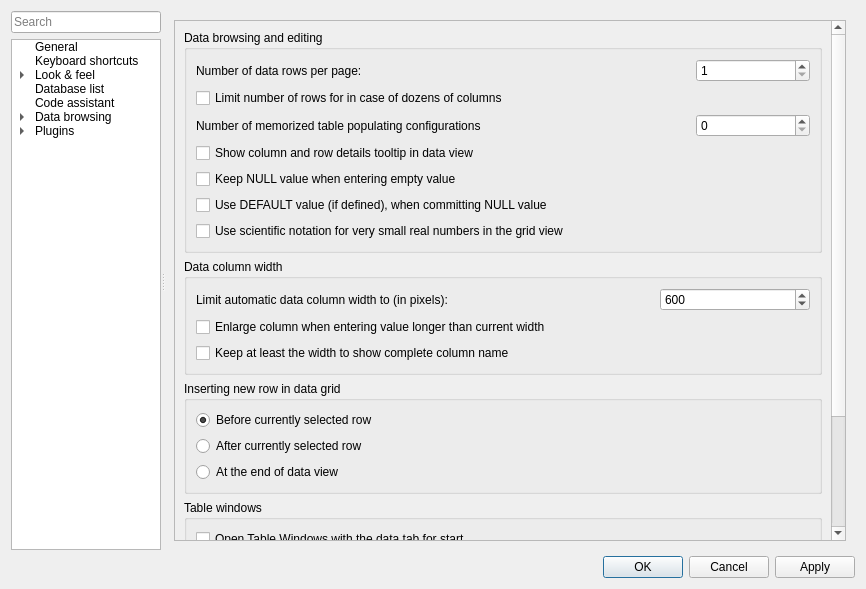
Old version of the form SQLiteStudio3/guiSQLiteStudio/dialogs/configdialog.ui in the repository pawelsalawa/sqlitestudio.
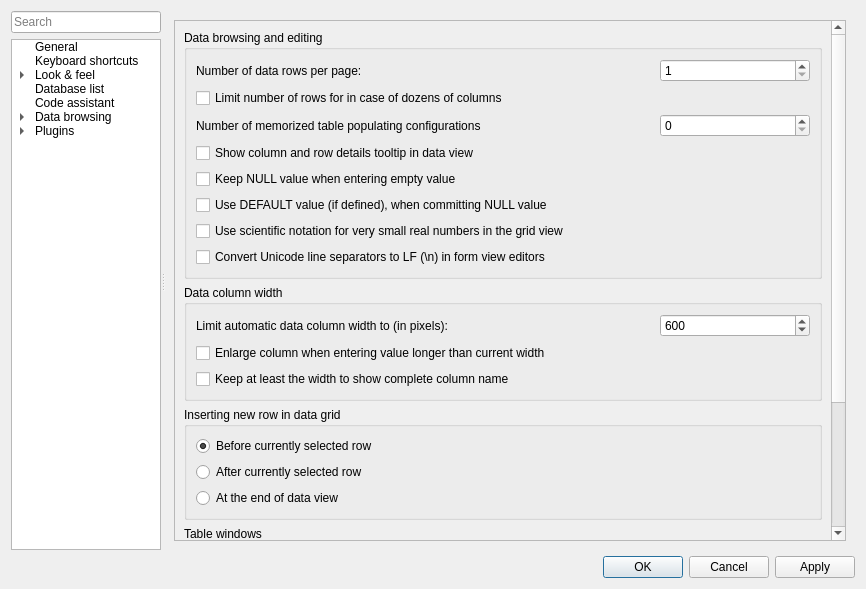
New version of the form. Icons and pictures are not drawn. Custom widgets are drawn as their Qt base class.

Commit message: #5452 Fixed rendering Unicode line/paragraph breaks in Grid View.; #5452 Option to convert Unicode line/paragraph breaks (U+2028 / U+2029) to LN (\n) when storing value entered in the Form View.

```diff
--- a/SQLiteStudio3/guiSQLiteStudio/dialogs/configdialog.ui
+++ b/SQLiteStudio3/guiSQLiteStudio/dialogs/configdialog.ui
@@ -420,7 +420,7 @@
                 <x>0</x>
                 <y>0</y>
                 <width>660</width>
-                <height>726</height>
+                <height>754</height>
                </rect>
               </property>
               <layout class="QVBoxLayout" name="verticalLayout_34">
@@ -531,7 +531,20 @@
                     </property>
                    </widget>
                   </item>
-                  <item row="6" column="0">
+                  <item row="7" column="0" colspan="3">
+                   <widget class="QCheckBox" name="useLfForMultilineBox">
+                    <property name="toolTip">
+                     <string>&lt;html&gt;&lt;head/&gt;&lt;body&gt;&lt;p&gt;Converts Unicode line separators (U+2028, U+2029) to the standard LF (&lt;span style=&quot; font-family:'monospace';&quot;&gt;\n&lt;/span&gt;) character when editing text in form view editor.&lt;/p&gt;&lt;p&gt;Disable to preserve the original characters.&lt;/p&gt;&lt;/body&gt;&lt;/html&gt;</string>
+                    </property>
+                    <property name="text">
+                     <string>Convert Unicode line separators to LF (\n) in form view editors</string>
+                    </property>
+                    <property name="cfg" stdset="0">
+                     <string>General.UseLfForMultilineEditors</string>
+                    </property>
+                   </widget>
+                  </item>
+                  <item row="6" column="0" colspan="3">
                    <widget class="QCheckBox" name="useSciFormatForDoublesCheck">
                     <property name="toolTip">
                      <string>&lt;html&gt;&lt;head/&gt;&lt;body&gt;&lt;p&gt;When enabled, SQLiteStudio automatically switches to scientific notation for very small real numbers (e.g. &lt;span style=&quot; font-style:italic;&quot;&gt;5.3e-21&lt;/span&gt;).&lt;br/&gt;Decimal notation is used for values whose magnitude allows a readable decimal representation.&lt;/p&gt;&lt;p&gt;When disabled, real numbers are always displayed using decimal notation, even if this results in very long fractional parts.&lt;/p&gt;&lt;/body&gt;&lt;/html&gt;</string>
```
Left out of the diff: 80 changed lines with no effect on the pictures. The commit also changes 4 other files.
